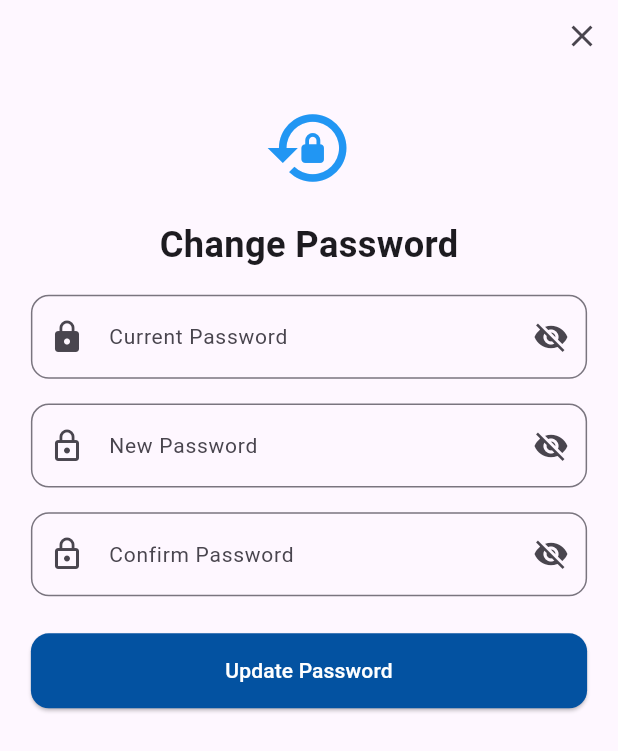
After one commit to SalmaHamedd/Jadal, a Flutter app: the ChangePasswordScreen screen opened directly, on a phone screen of 412 x 824 dp. The commit adds this screen. Shown: the top 751 px of the screen. Run offline on Flutter 3.47's test engine with Material 3 defaults, Android fonts, the phone set to English and light mode, and no system bars; our stand-ins replace bloc, equatable, flutter_bloc, fpdart, shared_preferences; accounts and stored records are empty.

Commit message:
implement change password screen with API integration

```diff
--- a/lib/core/constants/api_constants.dart
+++ b/lib/core/constants/api_constants.dart
@@ -5,9 +5,11 @@ class ApiConstants {
   static const String forgotPassword = '/auth/password/forgot';
   static const String resetPassword = '/auth/password/reset';
   static const String profile = '/profile';
+  static const String changePassword = '/profile/password';
 
   static String get loginUrl => '$baseUrl$loginEndpoint';
   static String get forgotPasswordUrl => '$baseUrl$forgotPassword';
   static String get resetPasswordUrl => '$baseUrl$resetPassword';
   static String get profileUrl => '$baseUrl$profile';
+  static String get changePasswordUrl => '$baseUrl$changePassword';
 }
--- /dev/null
+++ b/lib/features/profile/presentation/cubit/change_password_state.dart
@@ -0,0 +1,29 @@
+part of 'change_password_cubit.dart';
+
+abstract class ChangePasswordState extends Equatable {
+  const ChangePasswordState();
+}
+
+class ChangePasswordInitial extends ChangePasswordState {
+  @override
+  List<Object> get props => [];
+}
+
+class ChangePasswordLoading extends ChangePasswordState {
+  @override
+  List<Object> get props => [];
+}
+
+class ChangePasswordSuccess extends ChangePasswordState {
+  final String message;
+  const ChangePasswordSuccess(this.message);
+  @override
+  List<Object> get props => [message];
+}
+
+class ChangePasswordError extends ChangePasswordState {
+  final String message;
+  const ChangePasswordError(this.message);
+  @override
+  List<Object> get props => [message];
+}
--- /dev/null
+++ b/lib/features/profile/presentation/screens/change_password_screen.dart
@@ -0,0 +1,135 @@
+import 'package:flutter/material.dart';
+import 'package:flutter_bloc/flutter_bloc.dart';
+import 'package:jadal_app/core/extensions/responsive_extension.dart';
+import 'package:jadal_app/features/auth/presentation/widgets/auth_button.dart';
+import 'package:jadal_app/features/auth/presentation/widgets/auth_text_field.dart';
+import 'package:jadal_app/features/profile/data/repositories/profile_repository.dart';
+import 'package:jadal_app/features/profile/presentation/cubit/change_password_cubit.dart';
+
+class ChangePasswordScreen extends StatefulWidget {
+  const ChangePasswordScreen({super.key});
+
+  @override
+  State<ChangePasswordScreen> createState() => _ChangePasswordScreenState();
+}
+
+class _ChangePasswordScreenState extends State<ChangePasswordScreen> {
+  late final TextEditingController _currentPasswordController;
+  late final TextEditingController _newPasswordController;
+  late final TextEditingController _confirmPasswordController;
+  late final ChangePasswordCubit _cubit;
+
+  @override
+  void initState() {
+    super.initState();
+    _currentPasswordController = TextEditingController();
+    _newPasswordController = TextEditingController();
+    _confirmPasswordController = TextEditingController();
+    final repository = ProfileRepository();
+    _cubit = ChangePasswordCubit(repository);
+  }
+
+  @override
+  void dispose() {
+    _currentPasswordController.dispose();
+    _newPasswordController.dispose();
+    _confirmPasswordController.dispose();
+    _cubit.close();
+    super.dispose();
+  }
+
+  @override
+  Widget build(BuildContext context) {
+    return Scaffold(
+      body: SafeArea(
+        child: BlocConsumer<ChangePasswordCubit, ChangePasswordState>(
+          bloc: _cubit,
+          listener: (context, state) {
+            if (state is ChangePasswordSuccess) {
+              ScaffoldMessenger.of(context).showSnackBar(
+                SnackBar(content: Text(state.message)),
+              );
+              Navigator.pop(context);
+            } else if (state is ChangePasswordError) {
+              ScaffoldMessenger.of(context).showSnackBar(
+                SnackBar(
+                  content: Text(state.message),
+                  backgroundColor: Colors.red,
+                ),
+              );
+            }
+          },
+          builder: (context, state) {
+            return Column(
+              children: [
+                Align(
+                  alignment: Alignment.centerRight,
+                  child: IconButton(
+                    icon: const Icon(Icons.close),
+                    onPressed: () => Navigator.pop(context),
+                  ),
+                ),
+                Expanded(
+                  child: SingleChildScrollView(
+                    padding: EdgeInsets.all(context.wp(5)),
+                    child: Column(
+                      children: [
+                        const Icon(
+                          Icons.lock_reset,
+                          size: 60,
+                          color: Colors.blue,
+                        ),
+                        SizedBox(height: context.hp(2)),
+                        Text(
+                          'Change Password',
+                          style: TextStyle(
+                            fontSize: context.fontSize(22),
+                            fontWeight: FontWeight.bold,
+                          ),
+                        ),
+                        SizedBox(height: context.hp(2)),
+                        AuthTextField(
+                          label: 'Current Password',
+                          icon: Icons.lock,
+                          obscureText: true,
+                          controller: _currentPasswordController,
+                        ),
+                        SizedBox(height: context.hp(2)),
+                        AuthTextField(
+                          label: 'New Password',
+                          icon: Icons.lock_outline,
+                          obscureText: true,
+                          controller: _newPasswordController,
+                        ),
+                        SizedBox(height: context.hp(2)),
+                        AuthTextField(
+                          label: 'Confirm Password',
+                          icon: Icons.lock_outline,
+                          obscureText: true,
+                          controller: _confirmPasswordController,
+                        ),
+                        SizedBox(height: context.hp(3)),
+                        AuthButton(
+                          text: 'Update Password',
+                          isLoading: state is ChangePasswordLoading,
+                          onPressed: () {
+                            // No client-side validation – backend will handle everything
+                            _cubit.changePassword(
+                              currentPassword: _currentPasswordController.text.trim(),
+                              newPassword: _newPasswordController.text.trim(),
+                              confirmPassword: _confirmPasswordController.text.trim(),
+                            );
+                          },
+                        ),
+                      ],
+                    ),
+                  ),
+                ),
+              ],
+            );
+          },
+        ),
+      ),
+    );
+  }
+}
```
Also changed, not shown: lib/features/profile/data/repositories/profile_repository.dart (+37 -0 lines), lib/features/profile/presentation/cubit/change_password_cubit.dart (added, +28 -0 lines), lib/features/profile/presentation/screens/profile_screen.dart (+26 -12 lines), lib/features/profile/presentation/widgets/profile_action_button.dart (added, +32 -0 lines).
